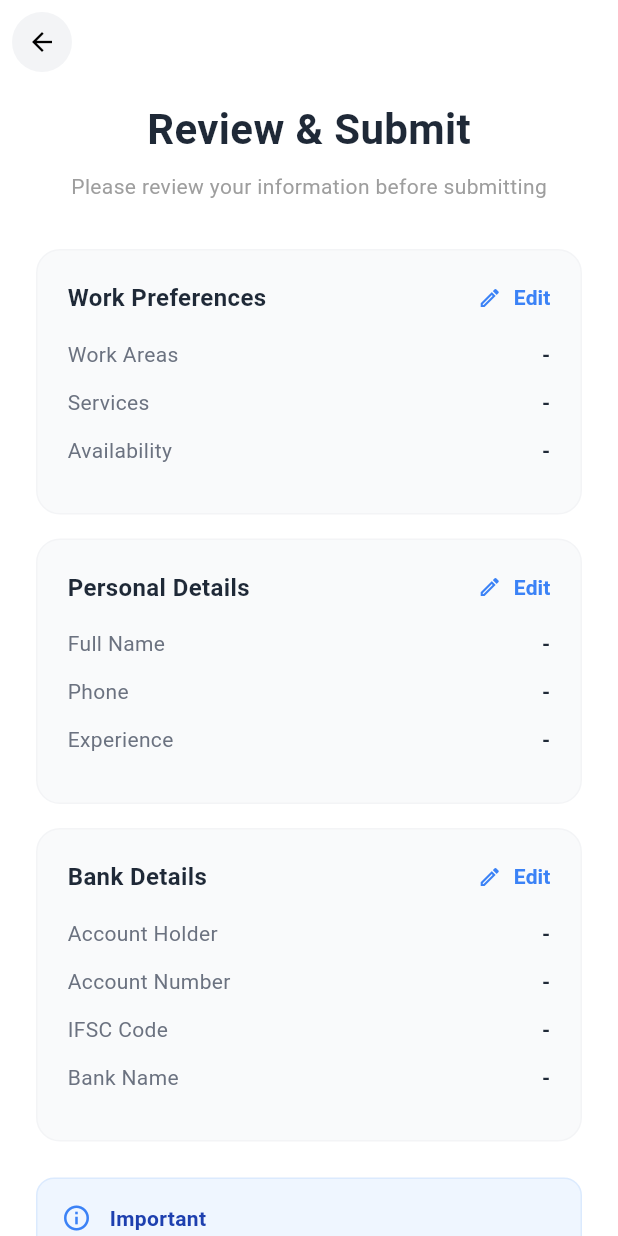
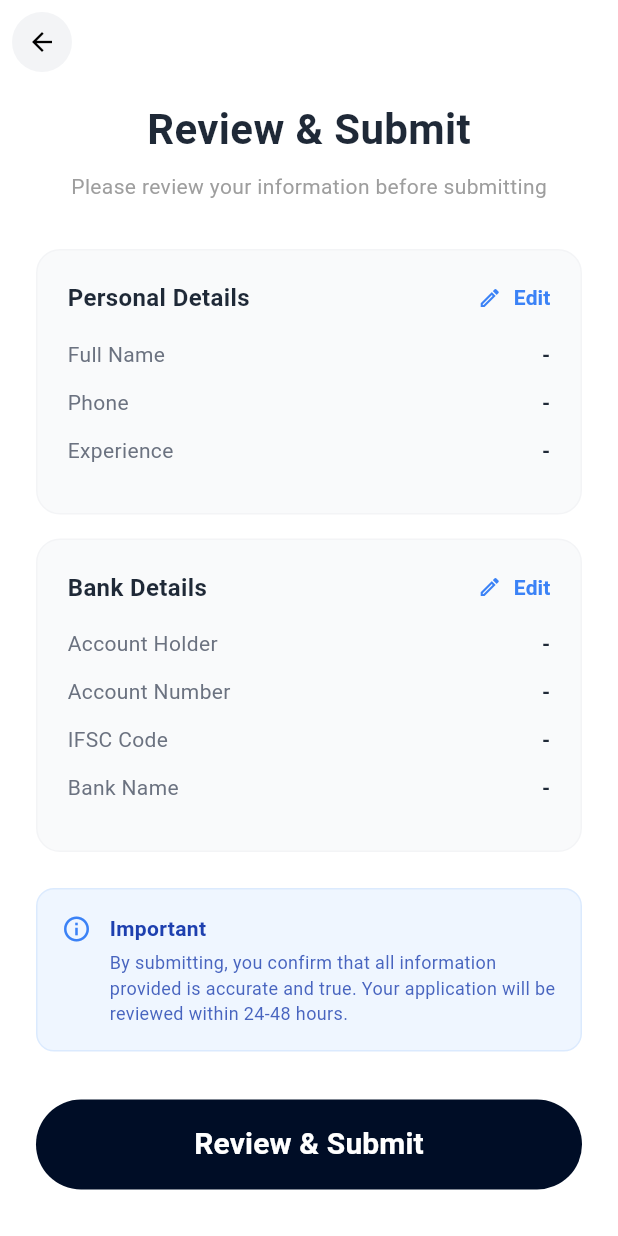
Before and after one commit to hemachandransairam/winkworker, a Flutter app: the ReviewSubmitScreen screen opened directly, after a tap on "Edit", after a tap on "Save", on a phone screen of 412 x 824 dp. Run offline on Flutter 3.47's test engine with Material 3 defaults, Android fonts, the phone set to English and light mode, and no system bars; our stand-ins replace device_preview, image_picker, shared_preferences, supabase_flutter; accounts and stored records are empty.

```diff
--- a/lib/screens/review_submit_screen.dart
+++ b/lib/screens/review_submit_screen.dart
@@ -13,7 +13,6 @@ class _ReviewSubmitScreenState extends State<ReviewSubmitScreen> {
   String? _editingSection;
   final Map<String, TextEditingController> _controllers = {};
 
-  late Map<String, String> _workPreferences;
   late Map<String, String> _personalDetails;
   late Map<String, String> _bankDetails;
   bool _isSubmitting = false;
@@ -22,12 +21,6 @@ class _ReviewSubmitScreenState extends State<ReviewSubmitScreen> {
   void initState() {
     super.initState();
     final data = SupabaseService().signupData;
-
-    _workPreferences = {
-      "Work Areas": (data['work_areas'] as List<String>?)?.join(', ') ?? '-',
-      "Services": (data['services'] as List<String>?)?.join(', ') ?? '-',
-      "Availability": data['availability'] ?? '-',
-    };
 
     _personalDetails = {
       "Full Name": data['full_name'] ?? '-',
@@ -99,9 +92,7 @@ class _ReviewSubmitScreenState extends State<ReviewSubmitScreen> {
   void _saveChanges(String title) {
     setState(() {
       Map<String, String> targetMap;
-      if (title == "Work Preferences") {
-        targetMap = _workPreferences;
-      } else if (title == "Personal Details") {
+      if (title == "Personal Details") {
         targetMap = _personalDetails;
       } else {
         targetMap = _bankDetails;
@@ -173,13 +164,6 @@ class _ReviewSubmitScreenState extends State<ReviewSubmitScreen> {
                           style: TextStyle(fontSize: 14, color: Colors.grey),
                         ),
                         const SizedBox(height: 32),
-
-                        _buildReviewSection(
-                          title: "Work Preferences",
-                          items: _workPreferences,
-                        ),
-
-                        const SizedBox(height: 16),
 
                         _buildReviewSection(
                           title: "Personal Details",
--- a/lib/services/supabase_service.dart
+++ b/lib/services/supabase_service.dart
@@ -64,15 +64,13 @@ class SupabaseService {
         'full_name': _signupData['full_name'],
         'profile_photo_url': _signupData['profile_photo_url'],
         'experience': _signupData['experience'],
-        'work_areas': _signupData['work_areas'],
-        'availability': _signupData['availability'],
-        'services': _signupData['services'],
         'aadhar_url': _signupData['aadhar_url'],
         'license_url': _signupData['license_url'],
         'selfie_url': _signupData['selfie_url'],
         'bank_name': _signupData['bank_name'],
         'account_holder_name': _signupData['account_holder_name'],
         'account_number': _signupData['account_number'],
+        'branch_name': _signupData['branch_name'],
         'ifsc_code': _signupData['ifsc_code'],
         'status': 'pending',
       });
```
